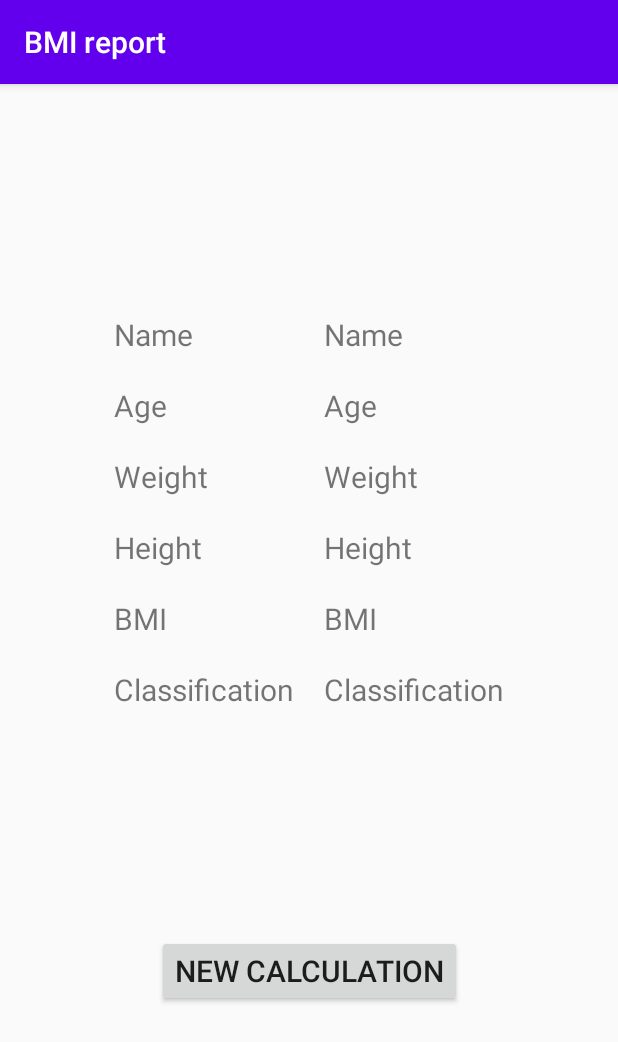
After one commit to ThiagoPereiraUFV/BMI-Report, an Android app: the Report screen opened directly, with no data from a screen before it, on a phone screen of 412 x 824 dp. The commit adds this screen. Shown: the top 1042 px of the screen. Run offline under Robolectric (Android 15) with nearby library versions, the phone set to English and light mode, and no system bars.

Commit message:
Report activity layout finished

```diff
--- a/app/src/main/AndroidManifest.xml
+++ b/app/src/main/AndroidManifest.xml
@@ -9,6 +9,7 @@
         android:roundIcon="@mipmap/ic_launcher_round"
         android:supportsRtl="true"
         android:theme="@style/AppTheme">
+        <activity android:name=".Report"></activity>
         <activity android:name=".MainActivity">
             <intent-filter>
                 <action android:name="android.intent.action.MAIN" />
--- /dev/null
+++ b/app/src/main/java/com/example/bmireport/Report.java
@@ -0,0 +1,14 @@
+package com.example.bmireport;
+
+import androidx.appcompat.app.AppCompatActivity;
+
+import android.os.Bundle;
+
+public class Report extends AppCompatActivity {
+
+	@Override
+	protected void onCreate(Bundle savedInstanceState) {
+		super.onCreate(savedInstanceState);
+		setContentView(R.layout.activity_report);
+	}
+}
--- a/app/src/main/res/layout/activity_main.xml
+++ b/app/src/main/res/layout/activity_main.xml
@@ -33,6 +33,7 @@
             android:inputType="textPersonName"
             android:textSize="25sp"
             android:ems="12"
+            android:maxLength="19"
             app:layout_constraintTop_toBottomOf="@id/name"
             app:layout_constraintLeft_toLeftOf="@id/name"
         />
--- /dev/null
+++ b/app/src/main/res/layout/activity_report.xml
@@ -0,0 +1,146 @@
+<?xml version="1.0" encoding="utf-8"?>
+<androidx.constraintlayout.widget.ConstraintLayout xmlns:android="http://schemas.android.com/apk/res/android"
+    xmlns:app="http://schemas.android.com/apk/res-auto"
+    xmlns:tools="http://schemas.android.com/tools"
+    android:layout_width="match_parent"
+    android:layout_height="match_parent"
+    tools:context=".Report">
+
+    <androidx.constraintlayout.widget.ConstraintLayout
+        android:id="@+id/content"
+        android:layout_width="wrap_content"
+        android:layout_height="wrap_content"
+        app:layout_constraintTop_toTopOf="parent"
+        app:layout_constraintRight_toRightOf="parent"
+        app:layout_constraintLeft_toLeftOf="parent"
+        app:layout_constraintBottom_toBottomOf="parent"
+    >
+        <TextView
+            android:id="@+id/name"
+            android:layout_width="wrap_content"
+            android:layout_height="wrap_content"
+            android:text="@string/name"
+            android:textSize="20sp"
+            app:layout_constraintLeft_toLeftOf="parent"
+            app:layout_constraintTop_toTopOf="parent"
+        />
+        <TextView
+            android:id="@+id/getName"
+            android:layout_width="wrap_content"
+            android:layout_height="wrap_content"
+            android:text="@string/name"
+            android:textSize="20sp"
+            app:layout_constraintTop_toTopOf="@id/name"
+            app:layout_constraintLeft_toLeftOf="@id/getClassification"
+        />
+        <TextView
+            android:id="@+id/age"
+            android:layout_width="wrap_content"
+            android:layout_height="wrap_content"
+            android:text="@string/age"
+            android:textSize="20sp"
+            app:layout_constraintLeft_toLeftOf="parent"
+            app:layout_constraintTop_toBottomOf="@id/name"
+            android:layout_marginTop="20dp"
+            />
+        <TextView
+            android:id="@+id/getAge"
+            android:layout_width="wrap_content"
+            android:layout_height="wrap_content"
+            android:text="@string/age"
+            android:textSize="20sp"
+            app:layout_constraintTop_toTopOf="@id/age"
+            app:layout_constraintLeft_toLeftOf="@id/getClassification"
+            />
+        <TextView
+            android:id="@+id/weight"
+            android:layout_width="wrap_content"
+            android:layout_height="wrap_content"
+            android:text="@string/weight"
+            android:textSize="20sp"
+            app:layout_constraintLeft_toLeftOf="parent"
+            app:layout_constraintTop_toBottomOf="@id/age"
+            android:layout_marginTop="20dp"
+            />
+        <TextView
+            android:id="@+id/getWeight"
+            android:layout_width="wrap_content"
+            android:layout_height="wrap_content"
+            android:text="@string/weight"
+            android:textSize="20sp"
+            app:layout_constraintTop_toTopOf="@id/weight"
+            app:layout_constraintLeft_toLeftOf="@id/getClassification"
+            />
+        <TextView
+            android:id="@+id/height"
+            android:layout_width="wrap_content"
+            android:layout_height="wrap_content"
+            android:text="@string/height"
+            android:textSize="20sp"
+            app:layout_constraintLeft_toLeftOf="parent"
+            app:layout_constraintTop_toBottomOf="@id/weight"
+            android:layout_marginTop="20dp"
+            />
+        <TextView
+            android:id="@+id/getHeight"
+            android:layout_width="wrap_content"
+            android:layout_height="wrap_content"
+            android:text="@string/height"
+            android:textSize="20sp"
+            app:layout_constraintTop_toTopOf="@id/height"
+            app:layout_constraintLeft_toLeftOf="@id/getClassification"
+            />
+        <TextView
+            android:id="@+id/index"
+            android:layout_width="wrap_content"
+            android:layout_height="wrap_content"
+            android:text="@string/index"
+            android:textSize="20sp"
+            app:layout_constraintLeft_toLeftOf="parent"
+            app:layout_constraintTop_toBottomOf="@id/height"
+            android:layout_marginTop="20dp"
+            />
+        <TextView
+            android:id="@+id/getIndex"
+            android:layout_width="wrap_content"
+            android:layout_height="wrap_content"
+            android:text="@string/index"
+            android:textSize="20sp"
+            app:layout_constraintLeft_toLeftOf="@id/getClassification"
+            app:layout_constraintTop_toTopOf="@id/index"
+            />
+        <TextView
+            android:id="@+id/classification"
+            android:layout_width="wrap_content"
+            android:layout_height="wrap_content"
+            android:text="@string/classification"
+            android:textSize="20sp"
+            app:layout_constraintLeft_toLeftOf="parent"
+            app:layout_constraintTop_toBottomOf="@id/index"
+            android:layout_marginTop="20dp"
+            />
+        <TextView
+            android:id="@+id/getClassification"
+            android:layout_width="wrap_content"
+            android:layout_height="wrap_content"
+            android:text="@string/classification"
+            android:textSize="20sp"
+            app:layout_constraintLeft_toRightOf="@id/classification"
+            app:layout_constraintTop_toTopOf="@id/classification"
+            android:layout_marginLeft="20dp"
+            />
+        <Button
+            android:id="@+id/newCalculation"
+            android:layout_width="wrap_content"
+            android:layout_height="wrap_content"
+            android:text="@string/newCalculation"
+            app:layout_constraintTop_toBottomOf="@id/getClassification"
+            app:layout_constraintLeft_toLeftOf="parent"
+            app:layout_constraintRight_toRightOf="parent"
+            app:layout_constraintBottom_toBottomOf="parent"
+            android:layout_marginTop="150dp"
+            android:textSize="20sp"
+        />
+    </androidx.constraintlayout.widget.ConstraintLayout>
+
+</androidx.constraintlayout.widget.ConstraintLayout>
```
